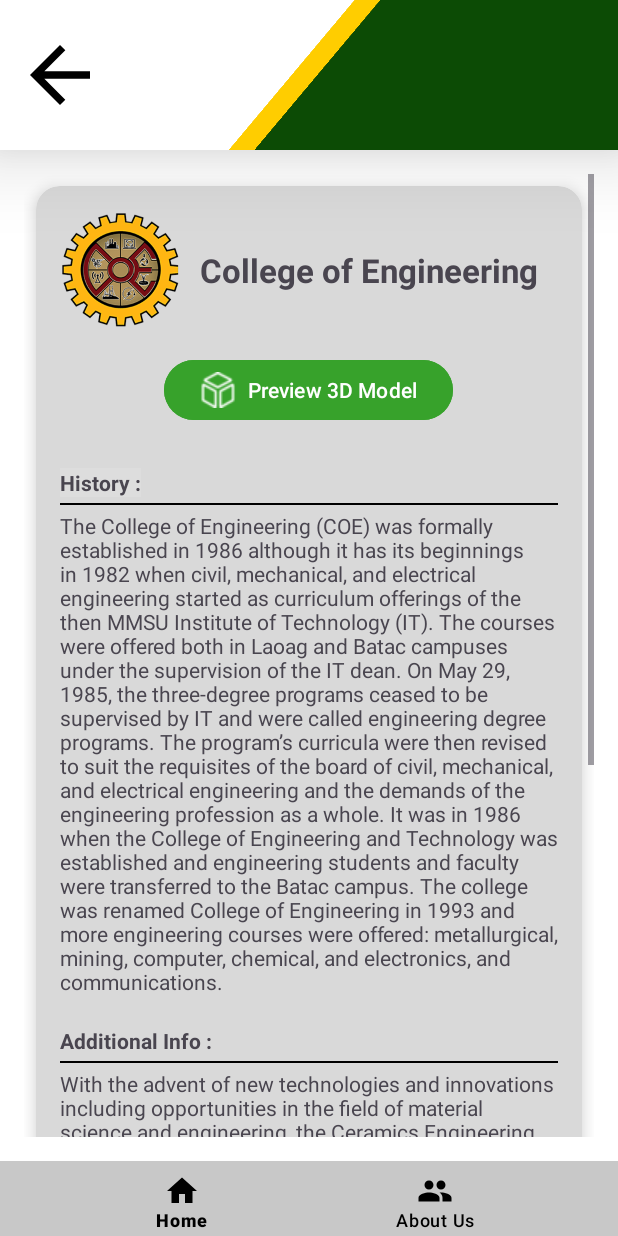
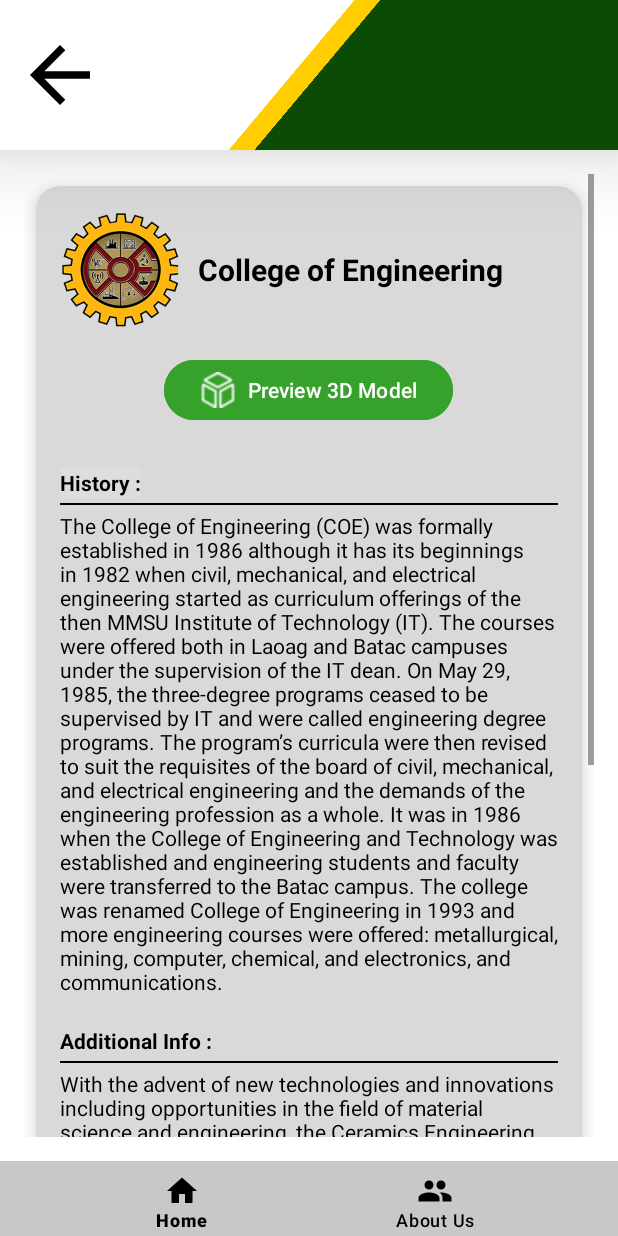
Before and after one commit to signetK/ARkitektura-Project, an Android app: the screen it shows after launch (MainActivity), after a tap on "College of Engineering", on a phone screen of 412 x 824 dp. Run offline under Robolectric (Android 15) with nearby library versions, the phone set to English and light mode, and no system bars.

Commit message:
Color fix

```diff
--- a/app/src/main/res/layout/fragment_coe.xml
+++ b/app/src/main/res/layout/fragment_coe.xml
@@ -47,12 +47,13 @@
 
                         <TextView
                             android:id="@+id/collegeTitle"
-                            android:layout_width="228dp"
-                            android:layout_height="49dp"
+                            android:layout_width="wrap_content"
+                            android:layout_height="match_parent"
                             android:gravity="center"
                             android:text="@string/coe_name"
-                            android:textSize="22sp"
-                            android:textStyle="bold" />
+                            android:textSize="20sp"
+                            android:textStyle="bold"
+                            android:textColor="@color/black"/>
                     </LinearLayout>
 
                     <Button
@@ -65,7 +66,8 @@
                         android:drawableLeft="@drawable/hollow_24"
                         android:drawablePadding="8dp"
                         android:text="Preview 3D Model"
-                        android:backgroundTint="@color/lighter" />
+                        android:backgroundTint="@color/lighter"
+                        android:textColor="@color/white"/>
 
                     <TextView
                         android:layout_width="wrap_content"
@@ -73,7 +75,8 @@
                         android:text="History :"
                         android:textStyle="bold"
                         android:layout_marginTop="8dp"
-                        android:background="#DDDDDD" />
+                        android:background="#DDDDDD"
+                        android:textColor="@color/black"/>
 
                     <View
                         android:layout_width="match_parent"
@@ -86,14 +89,16 @@
                         android:layout_width="match_parent"
                         android:layout_height="wrap_content"
                         android:text="@string/coe_history"
-                        android:layout_marginBottom="12dp" />
+                        android:layout_marginBottom="12dp"
+                        android:textColor="@color/black"/>
 
                     <TextView
                         android:layout_width="wrap_content"
                         android:layout_height="wrap_content"
                         android:text="Additional Info :"
                         android:textStyle="bold"
-                        android:layout_marginTop="8dp" />
+                        android:layout_marginTop="8dp"
+                        android:textColor="@color/black"/>
 
                     <View
                         android:layout_width="match_parent"
@@ -106,14 +111,16 @@
                         android:layout_width="match_parent"
                         android:layout_height="wrap_content"
                         android:text="@string/coe_info"
-                        android:layout_marginBottom="12dp" />
+                        android:layout_marginBottom="12dp"
+                        android:textColor="@color/black"/>
 
                     <TextView
                         android:layout_width="wrap_content"
                         android:layout_height="wrap_content"
                         android:text="Departments :"
                         android:textStyle="bold"
-                        android:layout_marginTop="8dp" />
+                        android:layout_marginTop="8dp"
+                        android:textColor="@color/black"/>
 
                     <View
                         android:layout_width="match_parent"
@@ -127,7 +134,8 @@
                         android:layout_width="match_parent"
                         android:layout_height="wrap_content"
                         android:text="@string/coe_department"
-                        android:paddingTop="6dp" />
+                        android:paddingTop="6dp"
+                        android:textColor="@color/black"/>
 
 
                 </LinearLayout>
```
Also changed, not shown: app/src/main/res/layout/fragment_cafsd.xml (+17 -10 lines), app/src/main/res/layout/fragment_cas.xml (+19 -11 lines), app/src/main/res/layout/fragment_cbea.xml (+18 -10 lines), app/src/main/res/layout/fragment_ccis.xml (+19 -11 lines), app/src/main/res/layout/fragment_chs.xml (+17 -10 lines), app/src/main/res/layout/fragment_col.xml (+15 -9 lines), app/src/main/res/layout/fragment_com.xml (+17 -9 lines).
